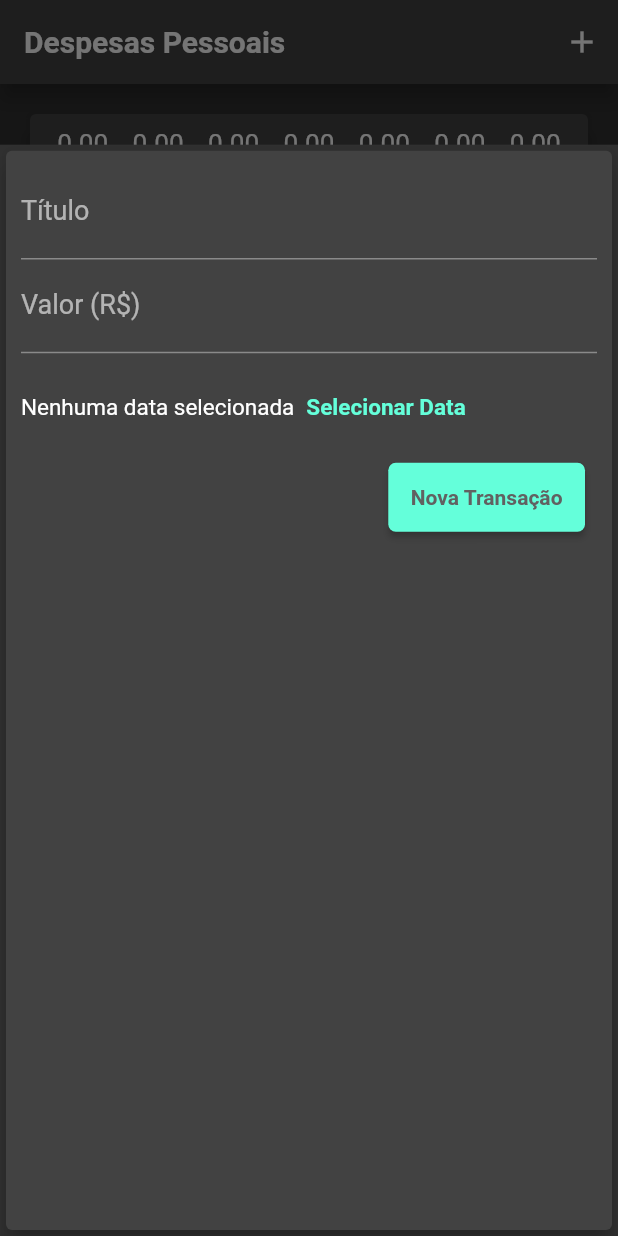
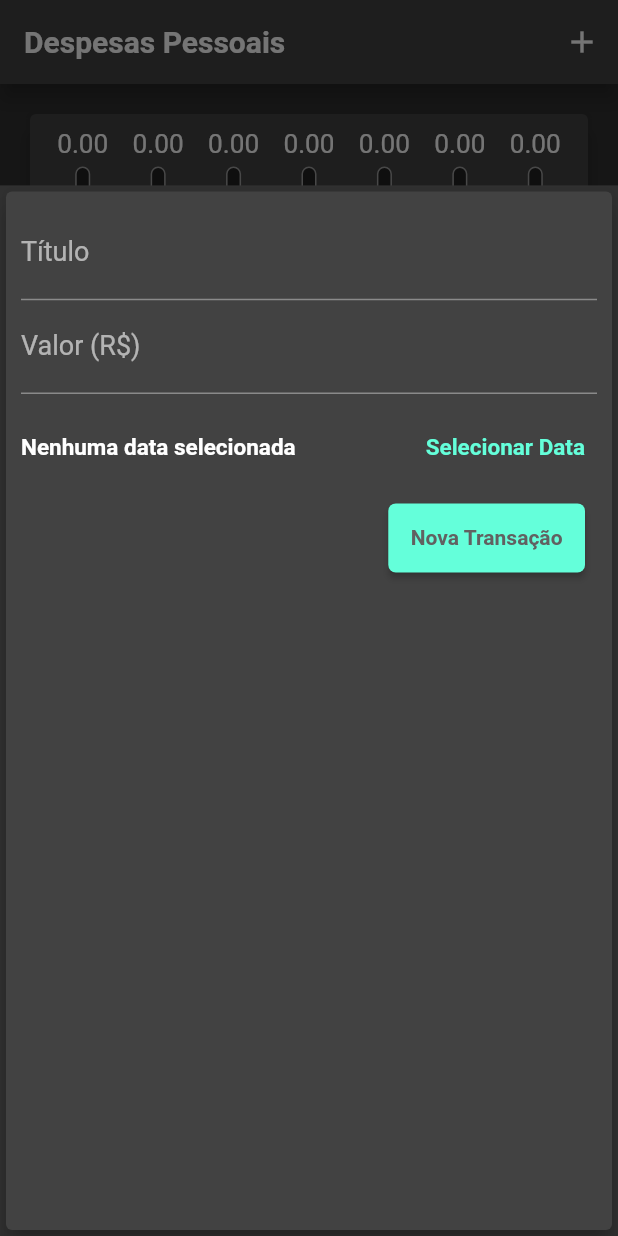
Before and after one commit to LeonardoCG12/Expenses, a Flutter app: the screen it shows after launch, after a tap on the "add" icon, on a phone screen of 412 x 824 dp. Run offline on Flutter 3.47's test engine with Material 2 defaults, Android fonts, the phone set to English and light mode, and no system bars.

Commit message:
Aplicado melhoria nos estilos, adicionado um date picker para o input de data por parte do usuário e consertado o erro de versão do kotlin na versão 2.10.0 do Flutter

```diff
--- a/lib/components/chart_bar.dart
+++ b/lib/components/chart_bar.dart
@@ -47,7 +47,9 @@
                 heightFactor: percentage,
                 child: Container(
                   decoration: BoxDecoration(
-                    color: Theme.of(context).colorScheme.secondary,
+                    color: Theme.of(context)
+                        .floatingActionButtonTheme
+                        .backgroundColor,
                     borderRadius: BorderRadius.circular(5),
                   ),
                 ),
--- a/lib/components/transaction_form.dart
+++ b/lib/components/transaction_form.dart
@@ -1,7 +1,8 @@
 import 'package:flutter/material.dart';
+import 'package:intl/intl.dart';
 
 class TransactionForm extends StatefulWidget {
-  final void Function(String, double) onSubmit;
+  final void Function(String, double, DateTime) onSubmit;
 
   const TransactionForm({
     Key? key,
@@ -15,16 +16,32 @@
 }
 
 class _TransactionFormState extends State<TransactionForm> {
-  final titleController = TextEditingController();
-  final valueController = TextEditingController();
+  final _titleController = TextEditingController();
+  final _valueController = TextEditingController();
+  DateTime? _selectedDate;
 
   void _submitForm() {
-    final title = titleController.text;
-    final value = double.tryParse(valueController.text) ?? 0.0;
+    final title = _titleController.text;
+    final value = double.tryParse(_valueController.text) ?? 0.0;
 
-    if (title.isNotEmpty && !value.isNegative) {
-      widget.onSubmit(title, value);
+    if (title.isNotEmpty && !value.isNegative && _selectedDate != null) {
+      widget.onSubmit(title, value, _selectedDate!);
     }
+  }
+
+  void _showDatePicker() {
+    showDatePicker(
+      context: context,
+      initialDate: DateTime.now(),
+      firstDate: DateTime(DateTime.now().year - 2),
+      lastDate: DateTime(DateTime.now().year + 2),
+    ).then((pickedDate) {
+      if (pickedDate != null) {
+        setState(() {
+          _selectedDate = pickedDate;
+        });
+      }
+    });
   }
 
   @override
@@ -36,7 +53,7 @@
         child: Column(
           children: [
             TextField(
-              controller: titleController,
+              controller: _titleController,
               onSubmitted: (_) => _submitForm(),
               keyboardType: TextInputType.text,
               textCapitalization: TextCapitalization.sentences,
@@ -45,7 +62,7 @@
               ),
             ),
             TextField(
-              controller: valueController,
+              controller: _valueController,
               onSubmitted: (_) => _submitForm(),
               keyboardType: const TextInputType.numberWithOptions(
                 decimal: true,
@@ -60,14 +77,19 @@
               ),
               child: Row(
                 children: [
-                  const Text(
-                    'Nenhuma data selecionada',
-                    style: TextStyle(
-                      fontSize: 15,
+                  Expanded(
+                    child: Text(
+                      _selectedDate == null
+                          ? 'Nenhuma data selecionada'
+                          : 'Data: ${DateFormat('dd/MM/y').format(_selectedDate!)}',
+                      style: const TextStyle(
+                        fontSize: 15,
+                        fontWeight: FontWeight.bold,
+                      ),
                     ),
                   ),
                   TextButton(
-                    onPressed: _submitForm,
+                    onPressed: _showDatePicker,
                     child: const Text(
                       'Selecionar Data',
                       style: TextStyle(
--- a/lib/components/transaction_list.dart
+++ b/lib/components/transaction_list.dart
@@ -4,10 +4,12 @@
 
 class TransactionList extends StatelessWidget {
   final List<Transaction> transactions;
+  final void Function(String) onRemove;
 
   const TransactionList({
     Key? key,
     required this.transactions,
+    required this.onRemove,
   }) : super(
           key: key,
         );
@@ -60,7 +62,8 @@
                       child: Padding(
                         padding: const EdgeInsets.all(6),
                         child: FittedBox(
-                            child: Text('R\$${tr.value.toStringAsFixed(2)}')),
+                          child: Text('R\$${tr.value.toStringAsFixed(2)}'),
+                        ),
                       ),
                     ),
                     title: Padding(
@@ -79,7 +82,12 @@
                       padding: const EdgeInsets.symmetric(
                         horizontal: 5,
                       ),
-                      child: Text(DateFormat('HH:mm dd/MM/y').format(tr.date)),
+                      child: Text(DateFormat('dd/MM/y').format(tr.date)),
+                    ),
+                    trailing: IconButton(
+                      onPressed: () => onRemove(tr.id),
+                      icon: const Icon(Icons.delete),
+                      color: Theme.of(context).errorColor,
                     ),
                   ),
                 );
--- a/lib/main.dart
+++ b/lib/main.dart
@@ -59,6 +59,10 @@
             primary: const Color(0xFF64FFDA),
           ),
         ),
+        floatingActionButtonTheme: const FloatingActionButtonThemeData(
+          backgroundColor: Color(0xFFCCCCCC),
+        ),
+        errorColor: const Color(0xFFC40000),
       ),
       home: const HomePage(),
     );
```
Also changed, not shown: lib/screens/home_page.dart (+12 -3 lines), pubspec.lock, 2 other files.
